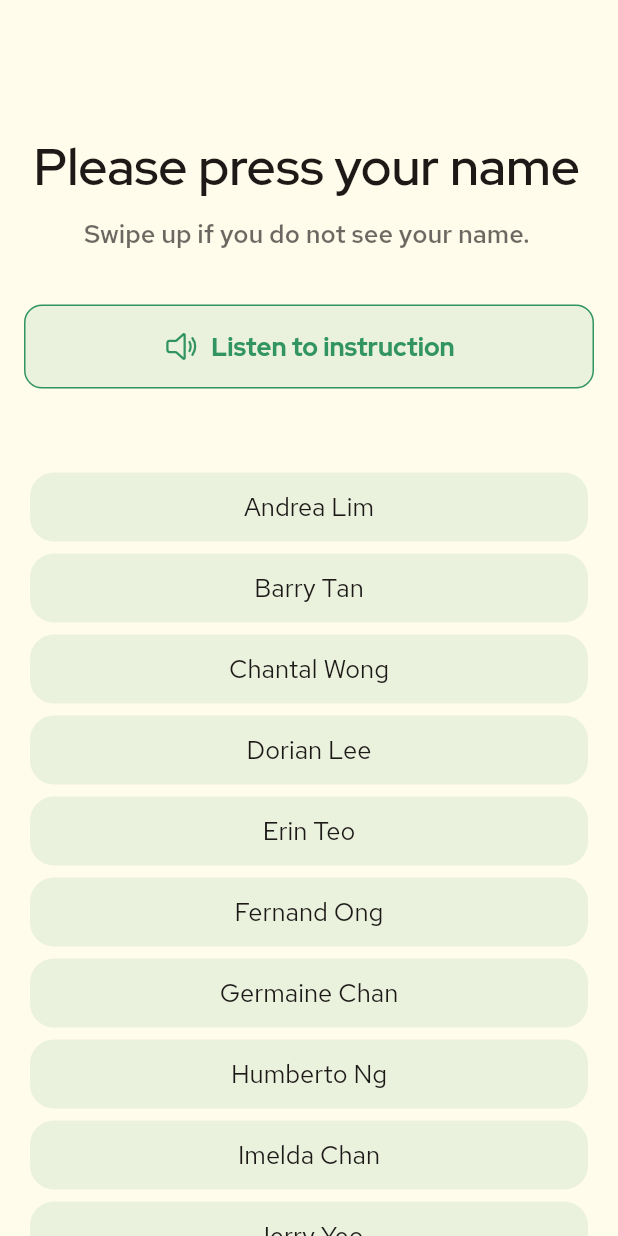
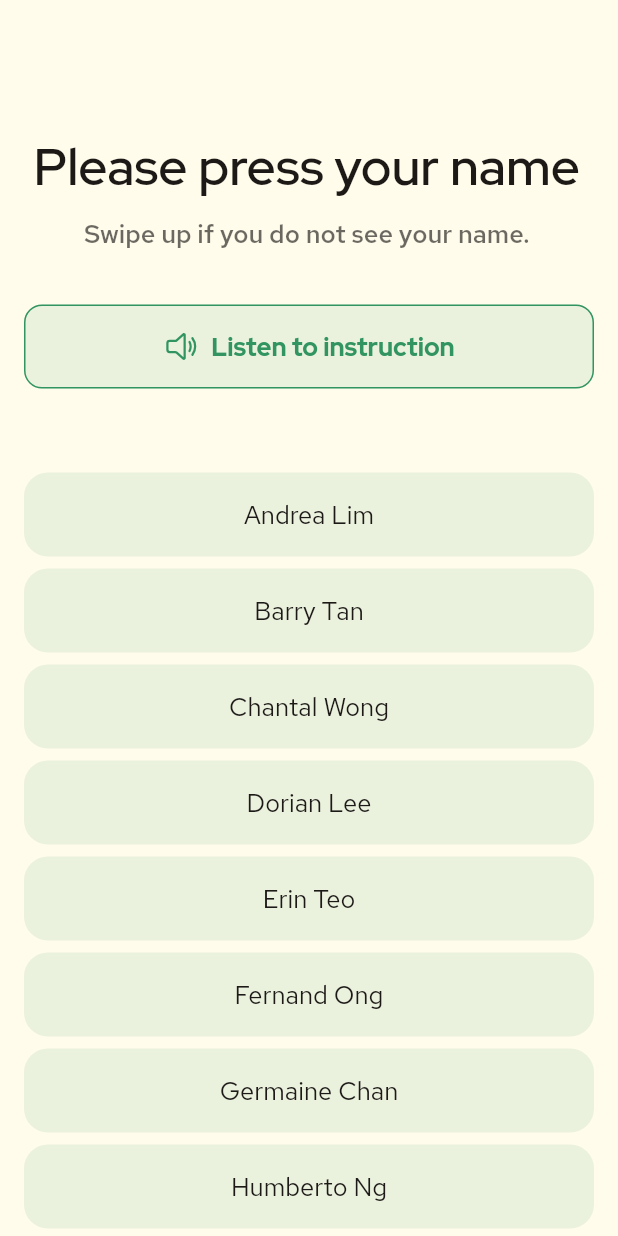
Before and after one commit to cervonwong/mint, a Flutter app: the screen it shows after launch, on a phone screen of 412 x 824 dp. Run offline on Flutter 3.47's test engine with Material 2 defaults, Android fonts, the phone set to English and light mode, and no system bars; our stand-ins replace cloud_firestore, firebase_core, fluentui_system_icons, flutter_tts, get_it; accounts and stored records are empty.

Commit message:
Loosen vertical of name cards in name selection screen

```diff
--- a/lib/main/ui/screens/trainee/name_selection_screen.dart
+++ b/lib/main/ui/screens/trainee/name_selection_screen.dart
@@ -106,34 +106,7 @@ class _SmallestNameSelectionScreenState
               padding: EdgeInsets.symmetric(
                 horizontal: LayoutCalculator.margin(context: context),
               ),
-              child: Card(
-                child: Material(
-                  type: MaterialType.transparency,
-                  borderRadius: BorderRadius.circular(16.0),
-                  child: InkWell(
-                    borderRadius: BorderRadius.circular(16.0),
-                    onTap: () {
-                      Navigator.pushNamedAndRemoveUntil(
-                        context,
-                        RecipeCatalogueScreen.routeName,
-                        (route) => false,
-                      );
-                    },
-                    child: Padding(
-                      padding: const EdgeInsets.symmetric(
-                        horizontal: 16.0,
-                        vertical: 12.0,
-                      ),
-                      child: Center(
-                        child: Text(
-                          name,
-                          style: ThemeConstants.body7,
-                        ),
-                      ),
-                    ),
-                  ),
-                ),
-              ),
+              child: _NameCard(name: name),
             ),
         ],
       ),
@@ -207,7 +180,28 @@ class _SmallAndLargerNameSelectionScreen extends StatelessWidget {
                         right: LayoutCalculator.margin(context: context),
                         left: 32.0,
                       ),
-                      child: Card(
+                      child: _NameCard(name: name),
+                    ),
+                  const SizedBox(height: 64.0),
+                ],
+              ),
+            ),
+          ),
+        ],
+      ),
+    );
+  }
+}
+
+class _NameCard extends StatelessWidget {
+  final String name;
+
+  _NameCard({required this.name});
+
+  @override
+  Widget build(BuildContext context) {
+    return Card(
+      margin: const EdgeInsets.symmetric(vertical: 4.0),
       child: Material(
         type: MaterialType.transparency,
         borderRadius: BorderRadius.circular(16.0),
@@ -223,7 +217,7 @@ class _SmallAndLargerNameSelectionScreen extends StatelessWidget {
           child: Padding(
             padding: const EdgeInsets.symmetric(
               horizontal: 16.0,
-                                vertical: 12.0,
+              vertical: 17.0,
             ),
             child: Center(
               child: Text(
@@ -234,18 +228,10 @@ class _SmallAndLargerNameSelectionScreen extends StatelessWidget {
           ),
         ),
       ),
-                      ),
-                    ),
-                  const SizedBox(height: 64.0),
-                ],
-              ),
-            ),
-          ),
-        ],
-      ),
     );
   }
 }
+
 
 class _PressNameInstructionListenButton extends StatelessWidget {
   _PressNameInstructionListenButton();
```
Lines whose indentation alone changed are shown as unchanged.
